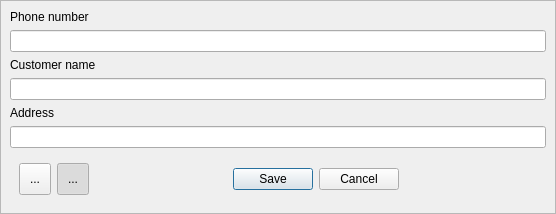
Old version of the form Forms/customerinfo.ui in the repository End1-1/Cafe5.
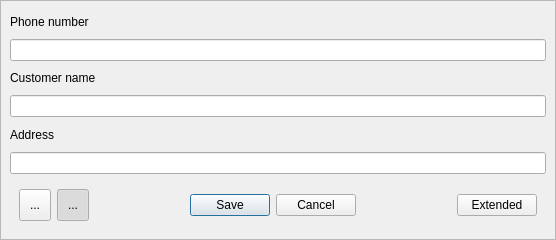
New version of the form. Icons and pictures are not drawn.

The edit to the form file:
```diff
--- a/Forms/customerinfo.ui
+++ b/Forms/customerinfo.ui
@@ -7,7 +7,7 @@
     <x>0</x>
     <y>0</y>
     <width>556</width>
-    <height>212</height>
+    <height>240</height>
    </rect>
   </property>
   <property name="windowTitle">
@@ -169,6 +169,13 @@
            </property>
           </spacer>
          </item>
+         <item>
+          <widget class="QPushButton" name="btnExtendedVersion">
+           <property name="text">
+            <string>Extended</string>
+           </property>
+          </widget>
+         </item>
         </layout>
        </widget>
       </item>
```
Left out of the diff: 8 changed lines with no effect on the pictures.
